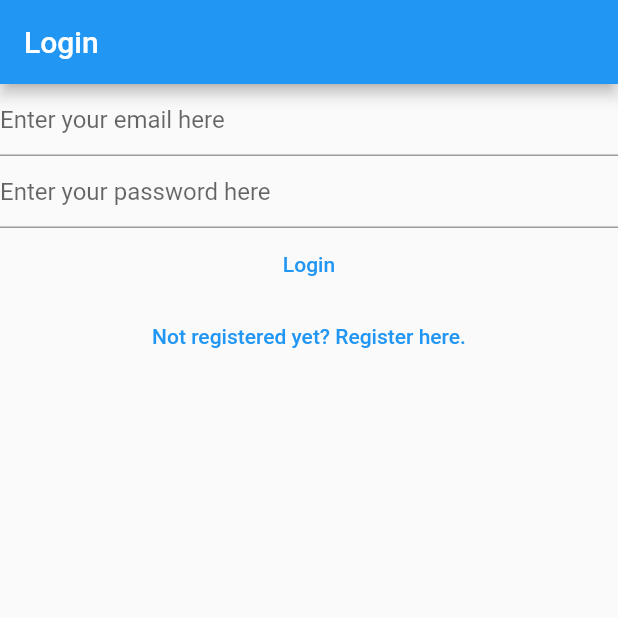
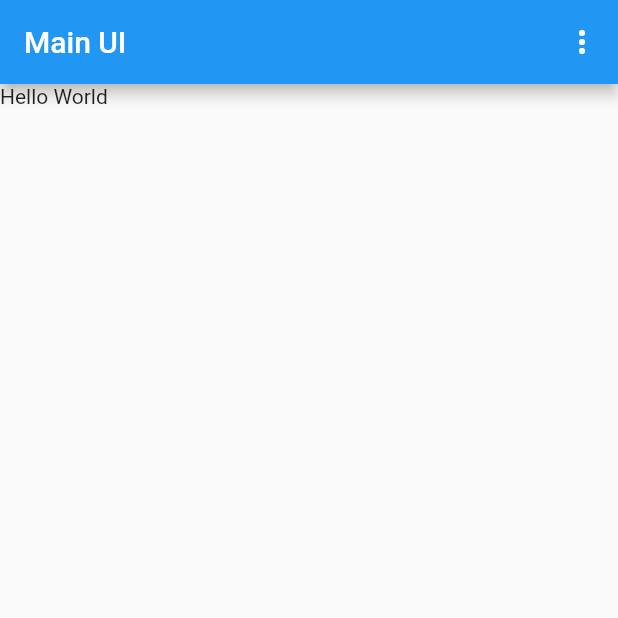
Before and after one commit to Arko-d/My-Notes, a Flutter app: the screen it shows after launch, on a phone screen of 412 x 824 dp, the top half of it. Run offline on Flutter 3.47's test engine with Material 2 defaults, Android fonts, the phone set to English and light mode, and no system bars; our stand-ins replace firebase_auth, firebase_core; accounts and stored records are empty.

Commit message:
Adding logout button

```diff
--- a/lib/main.dart
+++ b/lib/main.dart
@@ -1,8 +1,11 @@
+import 'dart:developer' show log;
+
 import 'package:firebase_auth/firebase_auth.dart';
 import 'package:firebase_core/firebase_core.dart';
 import 'package:flutter/material.dart';
 import 'package:mynotes/views/login_view.dart';
 import 'package:mynotes/views/register_view.dart';
+import 'package:mynotes/views/verify_email_view.dart';
 
 import 'firebase_options.dart';
 
@@ -31,21 +34,52 @@ class HomePage extends StatelessWidget {
         options: DefaultFirebaseOptions.currentPlatform,
       ),
       builder: (context, snapshot) {
-        /*switch (snapshot.connectionState) {
+        switch (snapshot.connectionState) {
           case ConnectionState.done:
             final user = FirebaseAuth.instance.currentUser;
-                if (user?.emailVerified ?? false) {
-                  return const Text("Done");
-                  //If the user is not null then we do emailVerified. Else we evaluate as false.
+            if (user != null) {
+              if (user.emailVerified) {
+                log('Email is verified');
               } else {
                 return const VerifyEmailView();
               }
-
+            }
+            return const NotesView();
           default:
-                return const Text('Loading...');
-            }*/
-        return const LoginView();
+            return const CircularProgressIndicator();
+        }
       },
     );
   }
 }
+
+enum MenuAction { logout }
+
+class NotesView extends StatefulWidget {
+  const NotesView({Key? key}) : super(key: key);
+  _NotesViewState createState() => _NotesViewState();
+}
+
+class _NotesViewState extends State<NotesView> {
+  @override
+  Widget build(BuildContext context) {
+    return Scaffold(
+        appBar: AppBar(
+          title: const Text("Main UI"),
+          actions: [
+            PopupMenuButton(
+              onSelected: (value) {
+                log(value as String);
+              },
+              itemBuilder: (context) {
+                return const [
+                  PopupMenuItem<MenuAction>(
+                      value: MenuAction.logout, child: Text('Log out'))
+                ];
+              },
+            )
+          ],
+        ),
+        body: const Text('Hello World'));
+  }
+}
--- a/lib/views/login_view.dart
+++ b/lib/views/login_view.dart
@@ -1,3 +1,5 @@
+import 'dart:developer' show log;
+
 import 'package:firebase_auth/firebase_auth.dart';
 import 'package:flutter/material.dart';
 
@@ -62,13 +64,13 @@ class _LoginViewState extends State<LoginView> {
                   var err = e.code;
                   switch (err) {
                     case 'user-not-found':
-                      print("USER NOT FOUND");
+                      log("USER NOT FOUND");
                       break;
                     case 'wrong-password':
-                      print("WRONG PASSWORD");
+                      log("WRONG PASSWORD");
                       break;
                     default:
-                      print(e.code);
+                      log(e.code);
                       break;
                   }
                 }
--- a/lib/views/register_view.dart
+++ b/lib/views/register_view.dart
@@ -1,7 +1,7 @@
 import 'package:firebase_auth/firebase_auth.dart';
 import 'package:firebase_core/firebase_core.dart';
 import 'package:flutter/material.dart';
-
+import 'dart:developer' show log;
 import '../firebase_options.dart';
 
 class RegisterView extends StatefulWidget {
@@ -62,16 +62,16 @@ class _RegisterViewState extends State<RegisterView> {
                   var err = e.code;
                   switch (err) {
                     case 'weak-password':
-                      print("WEAK PASSWORD");
+                      log("WEAK PASSWORD");
                       break;
                     case 'email-already-in-use':
-                      print("EMAIL ALREADY IN USE");
+                      log("EMAIL ALREADY IN USE");
                       break;
                     case 'invalid-email':
-                      print("Invalid Email");
+                      log("Invalid Email");
                       break;
                     default:
-                      print(e.code);
+                      log(e.code);
                       break;
                   }
                 }
--- a/lib/views/verify_email_view.dart
+++ b/lib/views/verify_email_view.dart
@@ -1,5 +1,6 @@
 import 'package:firebase_auth/firebase_auth.dart';
 import 'package:flutter/material.dart';
+import 'dart:developer' show log;
 
 class VerifyEmailView extends StatefulWidget {
   const VerifyEmailView({super.key});
```
Lines whose indentation alone changed are shown as unchanged.
